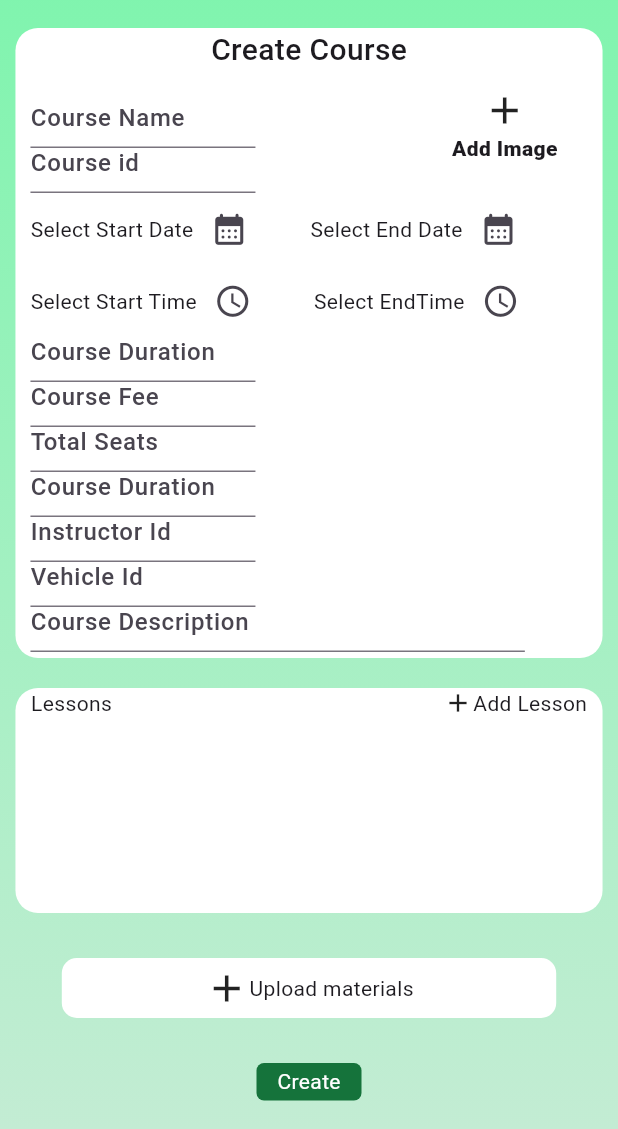
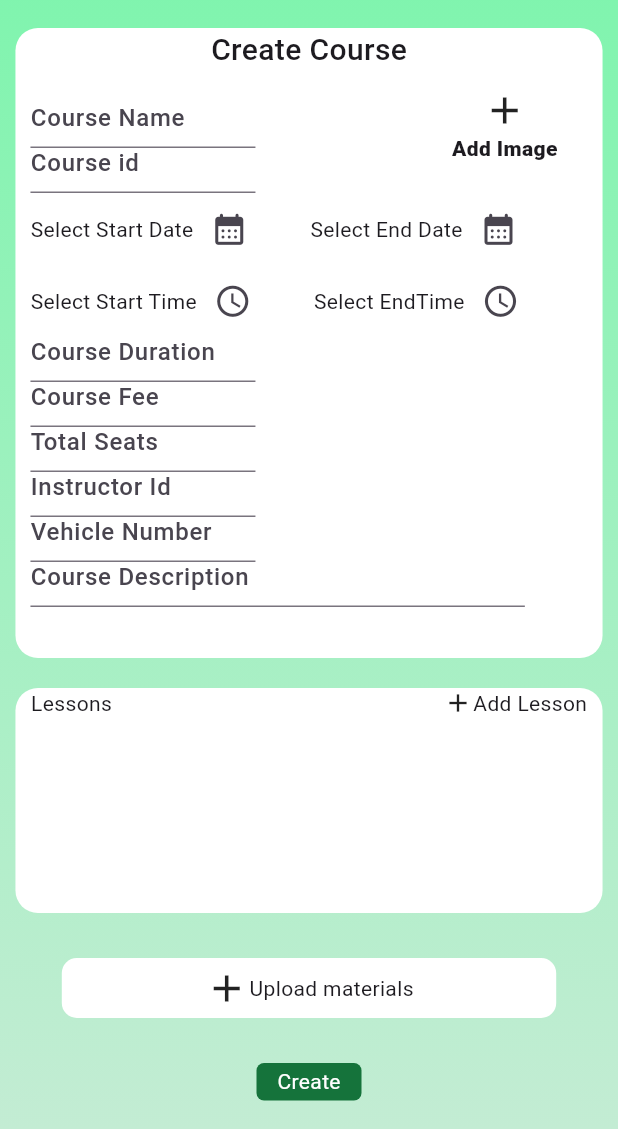
Before and after one commit to maadesh124/DSApp, a Flutter app: the screen it shows after launch, after a tap on "Create", on a phone screen of 412 x 824 dp, the part 107-1236 px from its top. Run offline on Flutter 3.47's test engine with Material 3 defaults, Android fonts, the phone set to English and light mode, and no system bars; our stand-ins replace cloud_firestore, firebase_core; missing offline and left inert: dart:html; accounts and stored records are empty; statements that could not run were skipped.

Commit message:
updated createcourse courseview added

```diff
--- a/lib/CustomWidgets/Overviews.dart
+++ b/lib/CustomWidgets/Overviews.dart
@@ -17,8 +17,8 @@ class CourseOverview extends StatelessWidget {
   Vehicle vehicle;
 
   CourseOverview({super.key,required this.course}):
-  instructor = course.getInstructor(),
-  vehicle = course.getVehicle();
+  instructor = course.getInstructor1(),
+  vehicle = course.getVehicle1();
 
 
   @override
@@ -122,7 +122,7 @@ class VehicleOverview extends StatelessWidget {
         Text("Vehicle Number: "+vehicle.vehicleNumber),
         Text("Vehicle name: "+vehicle.vehicleNumber),
         Text("Vehicle description: "+vehicle.description),
-          Text('Used in ${vehicle.numberOfCoursesUsing}')
+          Text('Used in ${vehicle.courseObjectIds.length}')
     ],),
     );
   }
@@ -190,26 +190,26 @@ class LearnerOverview extends StatelessWidget {
 
 
   Learner learner;
-  Course course;
-  LearnerOverview({super.key,required this.learner,required this.course});
+ // Course course;
+  LearnerOverview({super.key,required this.learner});
 
   @override
   Widget build(BuildContext context) {
     final double screenWidth=MediaQuery.of(context).size.width;
     return Container(
       width:0.95*screenWidth ,
-      height: 120,
+      height: 100,
       padding: EdgeInsets.all(5),
       decoration: BoxDecoration(color: Colors.white,
       borderRadius: BorderRadius.circular(10)),
       child: Column(mainAxisAlignment: MainAxisAlignment.center,
       crossAxisAlignment: CrossAxisAlignment.start,
       children: [
-        Text('Course Name: ${course.name}'),
-        Text('Course Id: ${course.courseId}'),
         Text('Student Name: ${learner.name}'),
-        //Text('Enquiry No.: ${enquiry.enquiryNo}'),
-        Text('Replied: ${learner.address}')
+        Text('Age: ${learner.age}'),
+        // Text('Student Name: ${le}'),
+        Text('Gender: ${learner.gender}'),
+        Text('Address: ${learner.address}')
 
       ],),
     );
--- a/lib/CustomWidgets/PageWidgets.dart
+++ b/lib/CustomWidgets/PageWidgets.dart
@@ -193,15 +193,18 @@ class DefaultImage extends StatelessWidget {
     return Container(height: height,width: width,color: PageConstants.LIGHTGREEN,
      child:  FittedBox(
                 fit:BoxFit.cover ,
-                child: Image.asset('D:/Flutter Projects/fp1/assets/images/img.png'),));
+                child: Image.asset('D:/Flutter Projects/fp3/assets/images/img.png'),));
   }
 }
+
 
 class ProgressView extends StatefulWidget {
 
 List<Progress> list=[];
+bool editable;
+double height;
 
-ProgressView({super.key,required this.list});
+ProgressView({super.key,required this.list,required this.editable,required this.height});
 
 
   @override
@@ -214,12 +217,14 @@ class _ProgressViewState extends State<ProgressView> {
 List<Progress> progressList=[];
 TextEditingController name=TextEditingController();
 TextEditingController des=TextEditingController();
+double height=150;
 
 @override
 void initState()
 {
   super.initState();
   progressList=widget.list;
+  height=widget.height;
 
 }
 
@@ -271,7 +276,7 @@ void addLesson()
 
     final sw=MediaQuery.of(context).size.width;
     int len=progressList.length<=3?progressList.length:3;
-    return   Container(width: sw*0.95,height: 150,
+    return   Container(width: sw*0.95,height: height,
     decoration: BoxDecoration(color: Colors.white,
     borderRadius: BorderRadius.circular(15)),
     child: Column(children: [
@@ -279,13 +284,14 @@ void addLesson()
         SizedBox(width: 0.025*sw,),
         Text('Lessons'),
       Spacer(flex: 1,),
+      widget.editable?
       InkWell( onTap: addLesson, child: Container(child: Row(children: [
         Icon(Icons.add,size: 20,),
         Text('Add Lesson'),
         SizedBox(width: 0.025*sw,)
-      ],),),)
+      ],),),):SizedBox(),
       ],),
-      Container(width: sw*0.90,height: 130,padding: EdgeInsets.all(0)
+      Container(width: sw*0.90,height:height-20,padding: EdgeInsets.all(0)
       ,   child: ListView.builder(itemCount: progressList.length,
       itemBuilder: (_,inex)=>SingleProgress(p: progressList[inex], index: inex+1),),)
 
--- a/lib/DrivingSchool/CreateCourse.dart
+++ b/lib/DrivingSchool/CreateCourse.dart
@@ -25,7 +25,7 @@ class _CreateCourseState extends State<CreateCourse> {
   TextEditingController fee=TextEditingController();
   TextEditingController totalSeats=TextEditingController();
   TextEditingController insId=TextEditingController();
-  TextEditingController vehId=TextEditingController();
+  TextEditingController vehNum=TextEditingController();
   TextEditingController des=TextEditingController();
 
  Future<DateTime?> pickDate() async
@@ -65,7 +65,7 @@ final DateTime? picked = await showDatePicker(
     );
 
     print(progList);
-    Course.create(course, vehId.text);
+    Course.create(course, vehNum.text);
   }
 
 
@@ -144,15 +144,14 @@ final DateTime? picked = await showDatePicker(
             InputBox(width: 150, height: 30,text: 'Course Duration',textEditingController: duration,),
             InputBox(width: 150, height: 30,text: 'Course Fee',textEditingController: fee,),
             InputBox(width: 150, height: 30,text: 'Total Seats',textEditingController: totalSeats,),
-            InputBox(width: 150, height: 30,text: 'Course Duration',textEditingController: duration,),
             InputBox(width: 150, height: 30,text: 'Instructor Id',textEditingController: insId,),
-            InputBox(width: 150, height: 30,text: 'Vehicle Id',textEditingController: vehId,),
+            InputBox(width: 150, height: 30,text: 'Vehicle Number',textEditingController: vehNum,),
             InputBox(width: 0.8*sw, height: 30,text: 'Course Description',textEditingController: des,),
 
         ],),)
       ]),),
       SizedBox(height: 20,),
-      ProgressView(list: progList,),
+      ProgressView(list: progList,editable: true,height: 150,),
       SizedBox(height: 30,),
 
       Container(width: 0.8*sw,height: 40, decoration: BoxDecoration(
--- a/lib/DrivingSchool/CreateVehicle.dart
+++ b/lib/DrivingSchool/CreateVehicle.dart
@@ -16,7 +16,7 @@ class CreateVehicle extends StatelessWidget {
 void createClicked()
 {
   Vehicle vehicle=Vehicle( schoolId: User.docId ,vehicleNumber: number.text,
-   name: name.text, vehicleId: id.text, description: des.text);
+   name: name.text, description: des.text);
    Vehicle.create(vehicle);
 }
 
@@ -41,8 +41,8 @@ void createClicked()
            ,  children: [
             InputBox(width: 200, height:30,text: 'Vehicle Name',
             textEditingController: name,),
-            InputBox(width: 200, height: 30,text: 'Vehicle id',
-            textEditingController: id,),
+            // InputBox(width: 200, height: 30,text: 'Vehicle id',
+            // textEditingController: id,),
             InputBox(width: 200, height: 30,text: 'Number',
             textEditingController: number,),
             InputBox(width: 200, height: 30,text: 'Description',
--- a/lib/Models/Course.dart
+++ b/lib/Models/Course.dart
@@ -75,21 +75,20 @@ class Course {
         applicationObjectIds = applicationObjectIds ?? [],
         enquiryObjectIds = enquiryObjectIds ?? [];
 
-  Instructor getInstructor() => Examples.INSTRUCTOR;
 
-  Vehicle getVehicle() => Examples.VEHICLE;
-
-  static Future<Course> create(Course course,String vehId)async
-  {
+  Instructor getInstructor1()=>Examples.INSTRUCTOR;
+  Vehicle getVehicle1()=>Examples.VEHICLE;
 
 
+  static Future<Course> create(Course course,String vehNum)async
+  {
 
    final revref= await FirebaseFirestore.instance.collection(DataBase.REVIEWS_COLLECTION).add({});
    final attref=await FirebaseFirestore.instance.collection(DataBase.COURSE_ATTENDANCE_COLLECTION).add({});
    final insrefs=await FirebaseFirestore.instance.collection(DataBase.INSTRUCTOR_COLLECTION).
 where('insId',isEqualTo: course.instructorId).where('schoolId',isEqualTo: User.docId).get();
    final vehrefs=await FirebaseFirestore.instance.collection(DataBase.VEHICLE_COLLECTION).
-where('vehicleId',isEqualTo: vehId).where('schoolId',isEqualTo: User.docId).get();
+where('vehicleNumber',isEqualTo: vehNum).where('schoolId',isEqualTo: User.docId).get();
 
 
 Instructor instructor=Instructor.fromMap(insrefs.docs.first.data());
@@ -136,12 +135,28 @@ doc(course.instructorObjectId).set(vehicle.toMap());
 final ds=User.getDS();
 ds.courseIds.add(coref.id);
 User.setDS(ds);
+  return course;
+  }
+
+
+  Future<Instructor> getInstructor() async
+  {
+   final insref= await FirebaseFirestore.instance.collection(DataBase.INSTRUCTOR_COLLECTION).
+   doc(instructorObjectId).get();
+   return Instructor.fromMap(insref.data()!);
+  }
+
+
+  Future<Vehicle> getVehicle()async
+  {
+    final vehref=await FirebaseFirestore.instance.collection(DataBase.VEHICLE_COLLECTION).
+    doc(vehicleObjectId).get();
+
+    return Vehicle.fromMap(vehref.data()!);
+  }
 
 
 
-
-    return course;
-  }
 
   factory Course.fromMap(Map<String, dynamic> map) {
     return Course(
--- a/lib/Models/Examples.dart
+++ b/lib/Models/Examples.dart
@@ -31,6 +31,20 @@ class DataBase
   static const String SCHOOL_ATTENDANCE_COLLECTION='SchoolAttendance';
   static const String SERVICE_COLLECTION='Service';
   static const String VEHICLE_COLLECTION='Vehicle';
+
+
+  static  Future<List<Map<String,dynamic>>> getAllDocuments(List<String> ids,String model,)async
+  {
+
+final documents = await FirebaseFirestore.instance
+      .collection(model)
+      .where(FieldPath.documentId, whereIn: ids)
+      .get();
+      List<Map<String,dynamic>> list=[];
+documents.docs.forEach((element) { list.add(element.data());});
+      return list;
+  }
+
 
 
 
@@ -157,8 +171,8 @@ class Examples
   schoolId: 'schoolId',
     vehicleNumber: 'DL1CA1234',
     name: 'Car',
-    vehicleId: 'vehicle123',
-    numberOfCoursesUsing: 2,
+    // vehicleId: 'vehicle123',
+    // numberOfCoursesUsing: 2,
     description: 'Vehicle Description',
     timeTable: {
       'Monday':
--- a/lib/Models/Vehicle.dart
+++ b/lib/Models/Vehicle.dart
@@ -8,9 +8,9 @@ class Vehicle {
   final String schoolId;
   final String vehicleNumber;
   final String name;
-  final String vehicleId;
+  // final String vehicleId;
   final String description;
-  final int numberOfCoursesUsing;
+  // final int numberOfCoursesUsing;
   final Map<String, Map<String, String>> timeTable;
   final List<String> courseObjectIds;
 
@@ -18,9 +18,9 @@ class Vehicle {
     required this.schoolId,
     required this.vehicleNumber,
     required this.name,
-    required this.vehicleId,
+    // required this.vehicleId,
     required this.description,
-    this.numberOfCoursesUsing = 0, // Default to 0
+    // this.numberOfCoursesUsing = 0, // Default to 0
     this.timeTable =const {'Monday':{},'Tuesday':{},
       'Wednesday':{},'Thursday':{},'Friday':{},'Saturday':{},'Sunday':{}} ,// Default to an empty map
     this.courseObjectIds = const [], // Default to an empty list
@@ -41,8 +41,8 @@ class Vehicle {
       vehicleNumber: map['vehicleNumber'] as String? ?? '',
       description: map['description'],
       name: map['type'] as String? ?? '',
-      vehicleId: map['vehicleId'] as String? ?? '',
-      numberOfCoursesUsing: map['numberOfCoursesUsing'] as int? ?? 0,
+      // vehicleId: map['vehicleId'] as String? ?? '',
+      // numberOfCoursesUsing: map['numberOfCoursesUsing'] as int? ?? 0,
       timeTable: (map['timeTable'] as Map<String, dynamic>? ?? {}).map((key, value) => MapEntry(
         key,
         (value as Map<String, dynamic>).map((k, v) => MapEntry(k, v as String)),
@@ -56,9 +56,9 @@ class Vehicle {
       'schoolId':schoolId,
       'vehicleNumber': vehicleNumber,
       'name': name,
-      'vehicleId': vehicleId,
+      // 'vehicleId': vehicleId,
       'description':description,
-      'numberOfCoursesUsing': numberOfCoursesUsing,
+      // 'numberOfCoursesUsing': numberOfCoursesUsing,
       'timeTable': timeTable.map((key, value) => MapEntry(
         key,
         value.map((k, v) => MapEntry(k, v)),
--- a/lib/main.dart
+++ b/lib/main.dart
@@ -2,6 +2,7 @@ import 'package:cloud_firestore/cloud_firestore.dart';
 import 'package:firebase_core/firebase_core.dart';
 import 'package:flutter/material.dart';
 import 'package:fp3/CustomWidgets/PageWidgets.dart';
+import 'package:fp3/DrivingSchool/CourseView.dart';
 import 'package:fp3/DrivingSchool/CreateCourse.dart';
 import 'package:fp3/DrivingSchool/CreateInstructor.dart';
 import 'package:fp3/DrivingSchool/CreateService.dart';
@@ -23,19 +24,27 @@ import 'package:fp3/Models/Vehicle.dart';
 import 'package:fp3/User.dart';
 import 'package:fp3/firebase_options.dart';
 
+
+ Course? course;
 void main() async{
 
     WidgetsFlutterBinding.ensureInitialized();
  await Firebase.initializeApp(options: DefaultFirebaseOptions.currentPlatform);
  FirebaseFirestore db=FirebaseFirestore.instance;
+ User.initialize('w42tQh0oLjlD0LsEGxPs');
 
-    final leref= await db.collection(DataBase.LEARNER_COLLECTION).doc('XiTB0DaQwd1Lqnz9MpNa').get();
-    final learner=Learner.fromMap(leref.data()!);
+   final coref= await db.collection(DataBase.COURSE_COLLECTION).doc('3T7477jI3CepWry9vlAo').get();
+    course=Course.fromMap(coref.data()!);
+//   final l=  await DataBase.getAllDocuments(ids,DataBase.APPLICATION_COLLECTION);
+//   List<Application> list=[];
+//   l.forEach((doc)=>list.add(Application.fromMap(doc)));
+//   print(list.first.toMap());
 
- await Enquiry.create('w42tQh0oLjlD0LsEGxPs',learner,'XiTB0DaQwd1Lqnz9MpNa');
+  // final leref= await db.collection(DataBase.LEARNER_COLLECTION).add(Examples.LEARNER.toMap());
+//     final learner=Learner.fromMap(leref.data()!);
 
-  //  final coref= await db.collection(DataBase.COURSE_COLLECTION).doc('3T7477jI3CepWry9vlAo').get();
-  //   final course=Course.fromMap(coref.data()!);
+//  await Enquiry.create('w42tQh0oLjlD0LsEGxPs',learner,'XiTB0DaQwd1Lqnz9MpNa');
+
   //  final leref= await db.collection(DataBase.LEARNER_COLLECTION).doc('XiTB0DaQwd1Lqnz9MpNa').get();
   //   final learner=Learner.fromMap(leref.data()!);
 
@@ -47,12 +56,11 @@ void main() async{
 }
 
 class MyApp extends StatelessWidget {
-  const MyApp({super.key});
-
+ const MyApp({super.key});
 
   @override
   Widget build(BuildContext context) {
-
+   final double screenWidth=MediaQuery.of(context).size.width;
     return MaterialApp(
       debugShowCheckedModeBanner: false,
       home: Scaffold(
--- a/pubspec.yaml
+++ b/pubspec.yaml
@@ -37,6 +37,7 @@ dependencies:
   cupertino_icons: ^1.0.2
   firebase_core: ^2.27.0
   cloud_firestore: ^4.15.8
+  flutter_svg: ^2.0.10+1
 
 dev_dependencies:
   flutter_test:
@@ -61,8 +62,8 @@ flutter:
   uses-material-design: true
 
   # To add assets to your application, add an assets section, like this:
-  # assets:
-  #   - images/a_dot_burr.jpeg
+  assets:
+     - assets/images/img.png
   #   - images/a_dot_ham.jpeg
 
   # An image asset can refer to one or more resolution-specific "variants", see
```
Also changed, not shown: lib/DrivingSchool/CourseView.dart (+169 -6 lines), assets/images/img.png (added), pubspec.lock.
